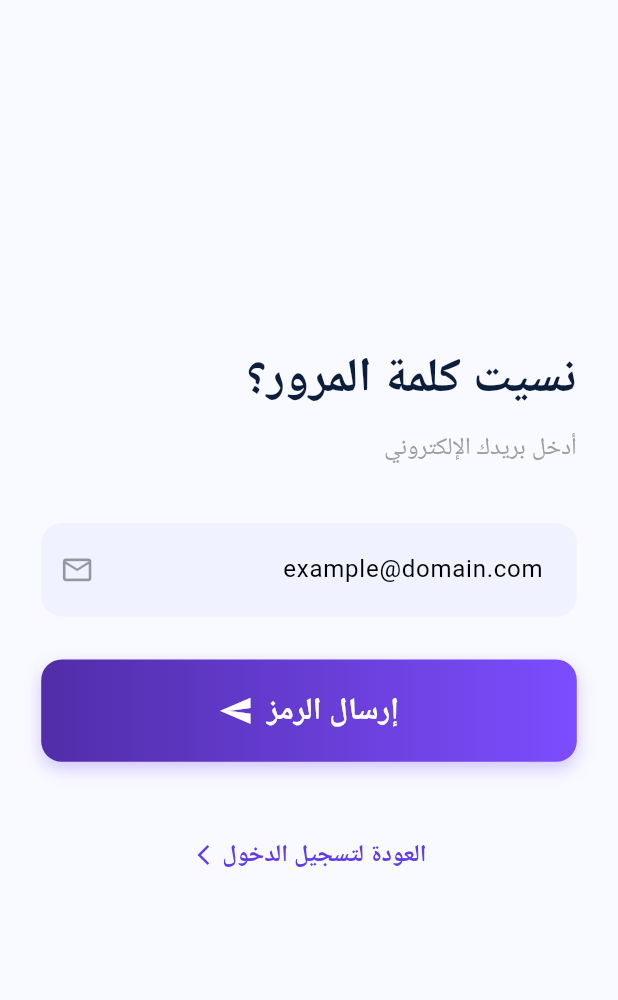
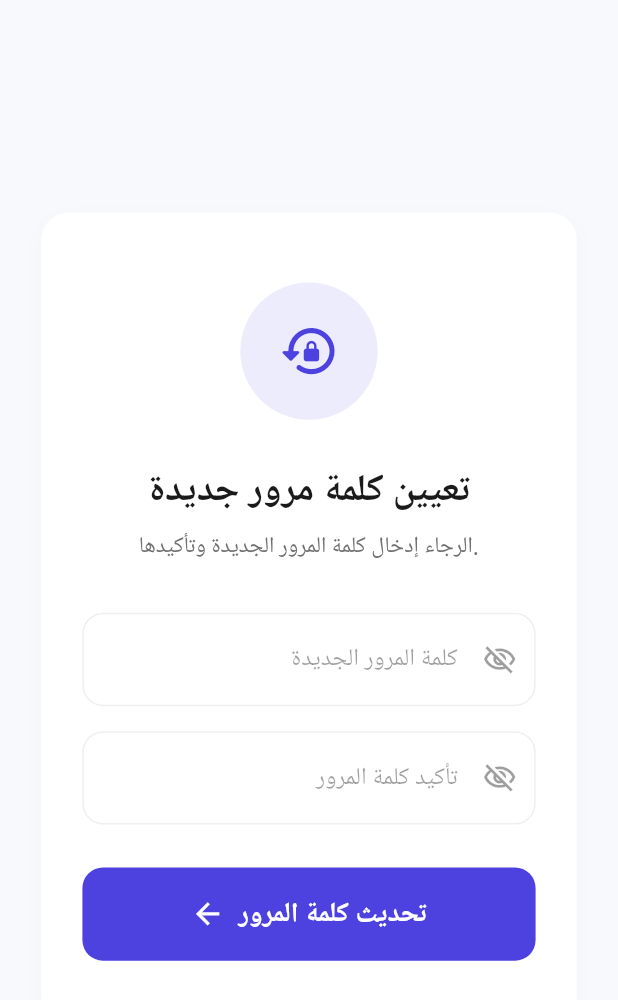
Before and after one commit to AhmedAlqershali/Ai-SaaS, a Flutter app: the ProfileScreen screen opened directly, after a tap on "تغيير كلمة المرور", on a phone screen of 412 x 824 dp. Shown: the top 1000 px of the screen. Run offline on Flutter 3.47's test engine with Material 3 defaults, Android fonts, the phone set to English and light mode, and no system bars; our stand-ins replace flutter_screenutil, font_awesome_flutter, google_fonts, image_picker; network calls fail.

Commit message:
complet codde 5

```diff
--- a/lib/main.dart
+++ b/lib/main.dart
@@ -1,5 +1,5 @@
 import 'package:ai_saas/screens/auth/complet_profile_photo_screen.dart';
-import 'package:ai_saas/screens/auth/forget_password_screen.dart';
+import 'package:ai_saas/screens/auth/email_verification_screen.dart';
 import 'package:ai_saas/screens/auth/complete_registration_merchant_screen.dart';
 import 'package:ai_saas/screens/merchant/add_product.dart';
 import 'package:ai_saas/screens/notification_screen.dart';
@@ -48,7 +48,7 @@ class MyApp extends StatelessWidget {
           // home: appType == null
           //     ? const UserSelection()
           //     : BnScreen(type: appType!),
-          home: const OnboardingAIPage(),
+          home: const EmailVerificationScreen(type: AppType.merchant),
           // home: AddProduct(),
           // home: BnScreen(type: AppType.merchant),
           //   home: CompleteProfileScreen(),
--- a/lib/screens/auth/forget_password_screen.dart
+++ b/lib/screens/auth/email_verification_screen.dart
@@ -3,16 +3,16 @@ import 'package:ai_saas/screens/auth/login_screen.dart';
 import 'package:flutter/material.dart';
 import 'package:flutter_screenutil/flutter_screenutil.dart';
 
-class ForgotPasswordScreen extends StatefulWidget {
+class EmailVerificationScreen extends StatefulWidget {
   final AppType type;
 
-  const ForgotPasswordScreen({super.key,required this.type});
+  const EmailVerificationScreen({super.key,required this.type});
 
   @override
-  State<ForgotPasswordScreen> createState() => _ForgotPasswordScreenState();
+  State<EmailVerificationScreen> createState() => _EmailVerificationScreenState();
 }
 
-class _ForgotPasswordScreenState extends State<ForgotPasswordScreen> {
+class _EmailVerificationScreenState extends State<EmailVerificationScreen> {
   final _emailController = TextEditingController();
 
   @override
--- a/lib/screens/auth/login_screen.dart
+++ b/lib/screens/auth/login_screen.dart
@@ -1,5 +1,5 @@
 import 'package:ai_saas/models/app_type.dart';
-import 'package:ai_saas/screens/auth/forget_password_screen.dart';
+import 'package:ai_saas/screens/auth/email_verification_screen.dart';
 import 'package:ai_saas/screens/widgets/bn_screen.dart';
 import 'package:ai_saas/screens/widgets/size_button.dart';
 import 'package:flutter/material.dart';
@@ -160,14 +160,14 @@ class _LoginScreenState extends State<LoginScreen> {
                           Navigator.push(
                             context,
                             MaterialPageRoute(
-                              builder: (context) => ForgotPasswordScreen(type: AppType.merchant),
+                              builder: (context) => EmailVerificationScreen(type: AppType.merchant),
                             ),
                           );
                         } else if (widget.type == AppType.client) {
                           Navigator.push(
                             context,
                             MaterialPageRoute(
-                              builder: (context) => const ForgotPasswordScreen(type: AppType.client),
+                              builder: (context) => const EmailVerificationScreen(type: AppType.client),
                             ),
                           );
                         }
--- /dev/null
+++ b/lib/screens/auth/new_password_screen.dart
@@ -0,0 +1,192 @@
+import 'package:flutter/material.dart';
+import 'package:flutter_screenutil/flutter_screenutil.dart';
+import 'package:google_fonts/google_fonts.dart';
+
+class NewPasswordScreen extends StatefulWidget {
+  const NewPasswordScreen({super.key});
+
+  @override
+  State<NewPasswordScreen> createState() => _NewPasswordScreenState();
+}
+
+class _NewPasswordScreenState extends State<NewPasswordScreen> {
+  // متغيرات للتحكم في إظهار وإخفاء النص داخل الحقول
+  bool _obscureText1 = true;
+  bool _obscureText2 = true;
+
+  @override
+  Widget build(BuildContext context) {
+    return Scaffold(
+      backgroundColor: const Color(0xffF8F9FD), // لون الخلفية الهادئ المعتمد في التطبيق
+      body: SafeArea(
+        child: Center(
+          child: Padding(
+            padding: EdgeInsets.symmetric(horizontal: 24.w),
+            child: Container(
+              padding: EdgeInsets.all(24.r),
+              decoration: BoxDecoration(
+                color: Colors.white,
+                borderRadius: BorderRadius.circular(16.r),
+                boxShadow: [
+                  BoxShadow(
+                    color: Colors.black.withOpacity(0.02),
+                    blurRadius: 10,
+                    offset: const Offset(0, 4),
+                  ),
+                ],
+              ),
+              child: Column(
+                mainAxisSize: MainAxisSize.min, // ليأخذ الكارت مساحة المحتوى فقط تماماً كالصورة
+                crossAxisAlignment: CrossAxisAlignment.center,
+                children: [
+                  SizedBox(height: 16.h),
+
+                  // أيقونة القفل الدائرية مع سهم التحديث الخلفي
+                  CircleAvatar(
+                    radius: 40.r,
+                    backgroundColor: const Color(0xff4D41DF).withOpacity(0.1),
+                    child: Icon(
+                      Icons.lock_reset_rounded,
+                      color: const Color(0xff4D41DF),
+                      size: 36.sp,
+                    ),
+                  ),
+                  SizedBox(height: 24.h),
+
+                  // العنوان الرئيسي للواجهة
+                  Text(
+                    'تعيين كلمة مرور جديدة',
+                    style: GoogleFonts.ibmPlexSans(
+                      fontSize: 22.sp,
+                      fontWeight: FontWeight.bold,
+                      color: const Color(0xff1A1A1A),
+                    ),
+                  ),
+                  SizedBox(height: 8.h),
+
+                  // النص الفرعي التوضيحي
+                  Text(
+                    'الرجاء إدخال كلمة المرور الجديدة وتأكيدها.',
+                    textAlign: TextAlign.center,
+                    style: GoogleFonts.ibmPlexSans(
+                      fontSize: 13.sp,
+                      color: const Color(0xff707070),
+                    ),
+                  ),
+                  SizedBox(height: 28.h),
+
+                  // حقل إدخال كلمة المرور الجديدة
+                  Directionality(
+                    textDirection: TextDirection.rtl,
+                    child: TextField(
+                      obscureText: _obscureText1,
+                      textAlign: TextAlign.right,
+                      style: GoogleFonts.ibmPlexSans(fontSize: 14.sp),
+                      decoration: InputDecoration(
+                        hintText: 'كلمة المرور الجديدة',
+                        hintStyle: GoogleFonts.ibmPlexSans(fontSize: 14.sp, color: Colors.black38),
+                        // أيقونة العين تظهر على اليسار حسب اتجاه النص العربي المعاكس
+                        prefixIcon: IconButton(
+                          icon: Icon(
+                            _obscureText1 ? Icons.visibility_off_outlined : Icons.visibility_outlined,
+                            color: Colors.black38,
+                            size: 20.sp,
+                          ),
+                          onPressed: () => setState(() => _obscureText1 = !_obscureText1),
+                        ),
+                        filled: true,
+                        fillColor: Colors.white,
+                        contentPadding: EdgeInsets.symmetric(horizontal: 16.w, vertical: 16.h),
+                        enabledBorder: OutlineInputBorder(
+                          borderRadius: BorderRadius.circular(12.r),
+                          borderSide: const BorderSide(color: Color(0xffEFEFEF)),
+                        ),
+                        focusedBorder: OutlineInputBorder(
+                          borderRadius: BorderRadius.circular(12.r),
+                          borderSide: const BorderSide(color: Color(0xff4D41DF)),
+                        ),
+                      ),
+                    ),
+                  ),
+                  SizedBox(height: 14.h),
+
+                  // حقل تأكيد كلمة المرور
+                  Directionality(
+                    textDirection: TextDirection.rtl,
+                    child: TextField(
+                      obscureText: _obscureText2,
+                      textAlign: TextAlign.right,
+                      style: GoogleFonts.ibmPlexSans(fontSize: 14.sp),
+                      decoration: InputDecoration(
+                        hintText: 'تأكيد كلمة المرور',
+                        hintStyle: GoogleFonts.ibmPlexSans(fontSize: 14.sp, color: Colors.black38),
+                        prefixIcon: IconButton(
+                          icon: Icon(
+                            _obscureText2 ? Icons.visibility_off_outlined : Icons.visibility_outlined,
+                            color: Colors.black38,
+                            size: 20.sp,
+                          ),
+                          onPressed: () => setState(() => _obscureText2 = !_obscureText2),
+                        ),
+                        filled: true,
+                        fillColor: Colors.white,
+                        contentPadding: EdgeInsets.symmetric(horizontal: 16.w, vertical: 16.h),
+                        enabledBorder: OutlineInputBorder(
+                          borderRadius: BorderRadius.circular(12.r),
+                          borderSide: const BorderSide(color: Color(0xffEFEFEF)),
+                        ),
+                        focusedBorder: OutlineInputBorder(
+                          borderRadius: BorderRadius.circular(12.r),
+                          borderSide: const BorderSide(color: Color(0xff4D41DF)),
+                        ),
+                      ),
+                    ),
+                  ),
+                  SizedBox(height: 24.h),
+
+                  // زر التحديث الرئيسي بلون الهوية والسهم الموجه لليسار
+                  SizedBox(
+                    width: double.infinity,
+                    height: 52.h,
+                    child: ElevatedButton(
+                      onPressed: () {
+                        // أكشن تحديث كلمة المرور والانتقال لشاشة النجاح
+                      },
+                      style: ElevatedButton.styleFrom(
+                        backgroundColor: const Color(0xff4D41DF),
+                        shape: RoundedRectangleBorder(
+                          borderRadius: BorderRadius.circular(12.r),
+                        ),
+                        elevation: 0,
+                      ),
+                      child: Row(
+                        mainAxisAlignment: MainAxisAlignment.center,
+                        children: [
+                          Icon(
+                            Icons.arrow_back, // السهم المتجه لليسار كما في التصميم تماماً لمتابعة الخطوات
+                            color: Colors.white,
+                            size: 20.sp,
+                          ),
+                          SizedBox(width: 8.w),
+                          Text(
+                            'تحديث كلمة المرور',
+                            style: GoogleFonts.ibmPlexSans(
+                              fontSize: 16.sp,
+                              fontWeight: FontWeight.bold,
+                              color: Colors.white,
+                            ),
+                          ),
+                        ],
+                      ),
+                    ),
+                  ),
+                  SizedBox(height: 12.h),
+                ],
+              ),
+            ),
+          ),
+        ),
+      ),
+    );
+  }
+}
--- a/lib/screens/profile_screen.dart
+++ b/lib/screens/profile_screen.dart
@@ -1,5 +1,6 @@
 import 'package:ai_saas/models/app_type.dart';
-import 'package:ai_saas/screens/auth/forget_password_screen.dart';
+import 'package:ai_saas/screens/auth/email_verification_screen.dart';
+import 'package:ai_saas/screens/auth/new_password_screen.dart';
 import 'package:ai_saas/screens/edit_profile_screen.dart';
 import 'package:ai_saas/screens/onboarding2.dart';
 import 'package:flutter/material.dart';
@@ -99,7 +100,7 @@ class _ProfileScreenState extends State<ProfileScreen> {
                     Navigator.push(
                       context,
                       MaterialPageRoute(
-                        builder: (context) => const ForgotPasswordScreen(type: AppType.client),
+                        builder: (context) => const NewPasswordScreen(),
                       ),
                     );
                   },
```
Also changed, not shown: lib/screens/auth/success_password_screen.dart (added, +115 -0 lines).
